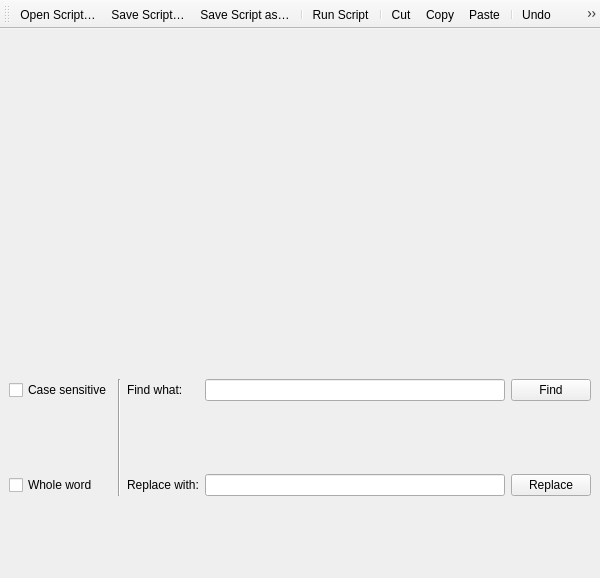
qgis/QGIS, file python/plugins/processing/ui/DlgScriptEditor.ui: the form before one commit.
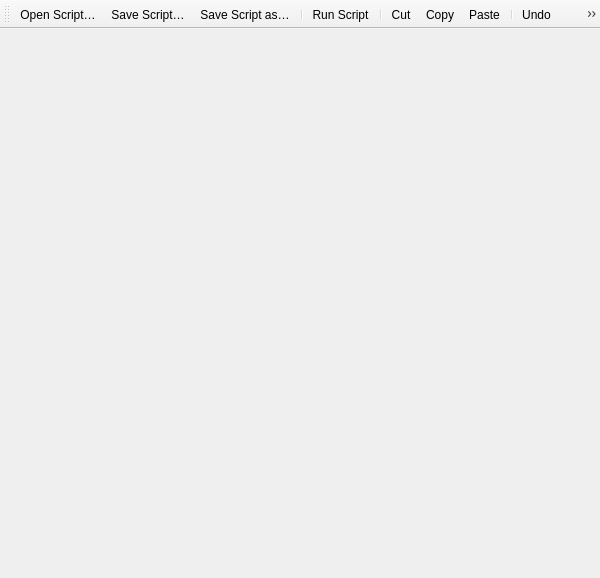
The form after the commit.

Commit message:
Use QgsCodeEditorWidget in processing script editor
And remove custom search/replace functionality, it's now replaced
by the standard QgsCodeEditorWidget implementation

```diff
--- a/python/plugins/processing/ui/DlgScriptEditor.ui
+++ b/python/plugins/processing/ui/DlgScriptEditor.ui
@@ -15,81 +15,20 @@
   </property>
   <widget class="QWidget" name="centralwidget">
    <layout class="QGridLayout" name="gridLayout">
-    <item row="0" column="0">
-     <widget class="QWidget" name="editor_container"/>
-    </item>
-    <item row="1" column="0">
-     <widget class="QWidget" name="searchWidget" native="true">
-      <layout class="QGridLayout" name="gridLayout_2">
        <property name="leftMargin">
         <number>0</number>
        </property>
        <property name="topMargin">
-        <number>5</number>
+     <number>0</number>
        </property>
        <property name="rightMargin">
         <number>0</number>
        </property>
        <property name="bottomMargin">
-        <number>5</number>
+     <number>0</number>
        </property>
        <item row="0" column="0">
-        <widget class="QCheckBox" name="chkCaseSensitive">
-         <property name="text">
-          <string>Case sensitive</string>
-         </property>
-        </widget>
-       </item>
-       <item row="1" column="0">
-        <widget class="QCheckBox" name="chkWholeWord">
-         <property name="text">
-          <string>Whole word</string>
-         </property>
-        </widget>
-       </item>
-       <item row="1" column="4" colspan="2">
-        <widget class="QPushButton" name="btnReplace">
-         <property name="text">
-          <string>Replace</string>
-         </property>
-        </widget>
-       </item>
-       <item row="0" column="2">
-        <widget class="QLabel" name="label">
-         <property name="text">
-          <string>Find what:</string>
-         </property>
-        </widget>
-       </item>
-       <item row="1" column="2">
-        <widget class="QLabel" name="label_2">
-         <property name="text">
-          <string>Replace with:</string>
-         </property>
-        </widget>
-       </item>
-       <item row="1" column="3">
-        <widget class="QLineEdit" name="leReplaceText"/>
-       </item>
-       <item row="0" column="4" colspan="2">
-        <widget class="QPushButton" name="btnFind">
-         <property name="text">
-          <string>Find</string>
-         </property>
-        </widget>
-       </item>
-       <item row="0" column="3">
-        <widget class="QLineEdit" name="leFindText"/>
-       </item>
-       <item row="0" column="1" rowspan="2">
-        <widget class="Line" name="line_8">
-         <property name="orientation">
-          <enum>Qt::Vertical</enum>
-         </property>
-        </widget>
-       </item>
-      </layout>
-     </widget>
+     <widget class="QWidget" name="editor_container" native="true"/>
     </item>
    </layout>
   </widget>
```
Left out of the diff: 3 changed lines with no effect on the pictures. Lines whose indentation alone changed are shown as unchanged. The commit also changes 1 other file.
